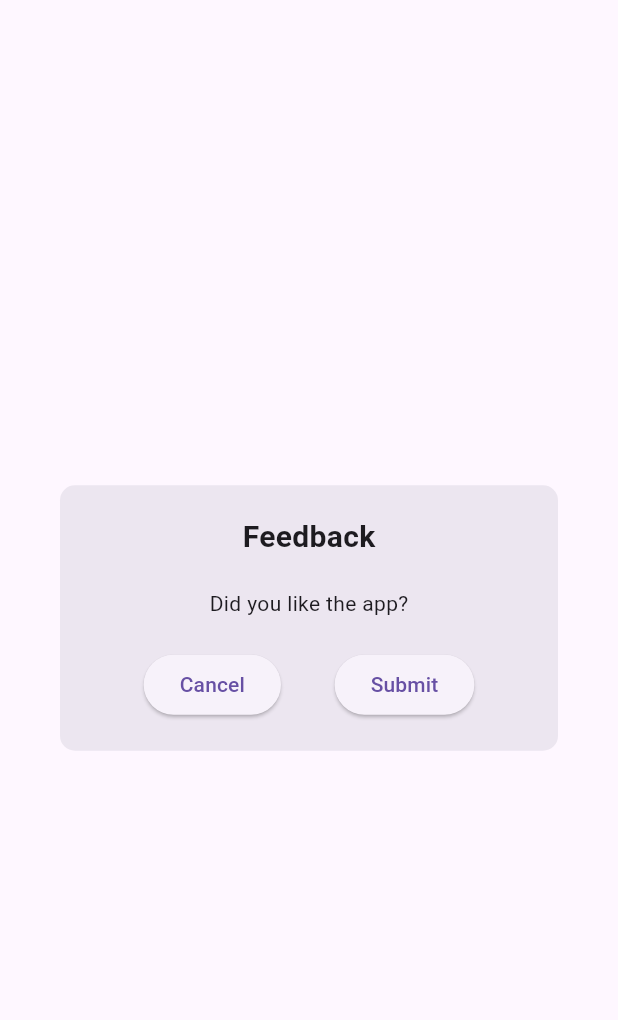
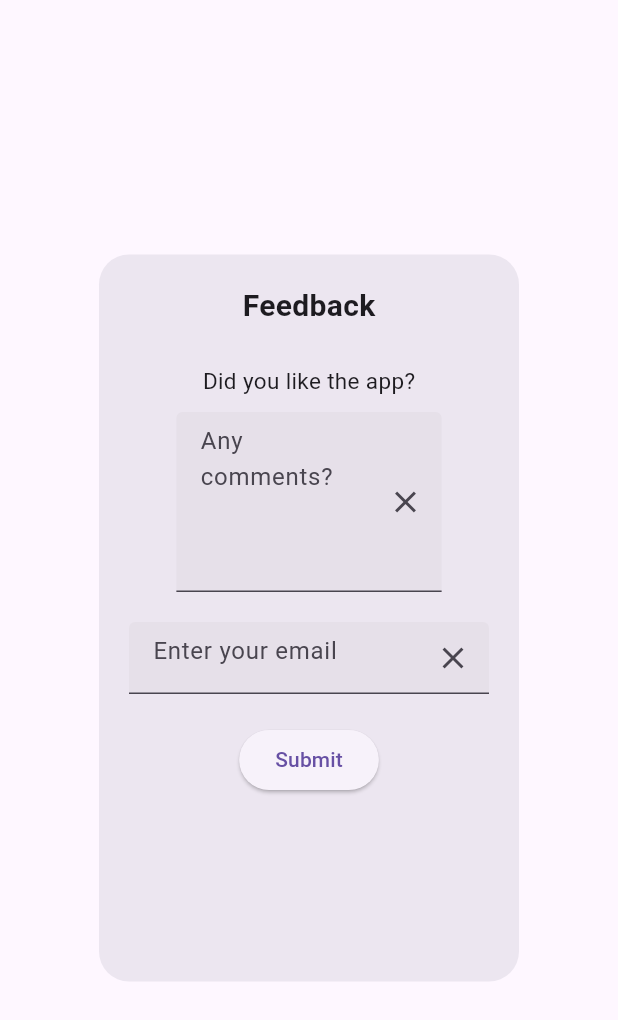
Before and after one commit to MishB1/elevy_web_app, a Flutter app: the FeedbackDialog widget shown alone on an empty page, opened directly, on a phone screen of 412 x 824 dp. Shown: the top 1020 px of the screen. Run offline on Flutter 3.47's test engine with Material 3 defaults, Android fonts, the light colour scheme and no system bars; our stand-ins replace cloud_firestore, firebase_core, responsive_builder; accounts and stored records are empty.

Commit message:
almost done

```diff
--- a/lib/pages/home.dart
+++ b/lib/pages/home.dart
@@ -1,6 +1,7 @@
-import 'package:elevy_web_app/pages/containers/desktopContainer.dart';
+import 'package:elevy_web_app/pages/containers/calculator_container.dart';
 import 'package:elevy_web_app/utils/helpers/colors.dart';
 import 'package:elevy_web_app/utils/helpers/styles.dart';
+import 'package:elevy_web_app/widgets/feedback_dialog.dart';
 import '../widgets/navBar.dart';
 import 'package:flutter/material.dart';
 import '../utils/helpers/constants.dart';
@@ -31,7 +32,7 @@ class _HomepageState extends State<Homepage> {
             child: Column(
               children: [
                 const NavBar(),
-                const DesktopContainer(),
+                const CalculatorContainer(),
                 ElevatedButton(
                   style: borderedButtonStyle,
                   onPressed: () {
@@ -53,53 +54,3 @@ class _HomepageState extends State<Homepage> {
     );
   }
 }
-
-class FeedbackDialog extends StatelessWidget {
-  const FeedbackDialog({super.key});
-
-  @override
-  Widget build(BuildContext context) {
-    return Dialog(
-      // Set your desired dialog properties
-      shape: RoundedRectangleBorder(
-        borderRadius: BorderRadius.circular(10),
-      ),
-      child: SingleChildScrollView(
-        child: Padding(
-          padding: const EdgeInsets.all(20.0),
-          child: Column(
-            children: [
-              const Text(
-                'Feedback',
-                style: TextStyle(fontWeight: FontWeight.bold, fontSize: 20),
-              ),
-              const SizedBox(height: 20),
-              const Text('Did you like the app?'),
-              // Add your input fields and buttons here
-              const SizedBox(height: 20),
-              Row(
-                mainAxisAlignment: MainAxisAlignment.spaceEvenly,
-                children: [
-                  ElevatedButton(
-                    onPressed: () {
-                      Navigator.of(context).pop();
-                    },
-                    child: const Text('Cancel'),
-                  ),
-                  ElevatedButton(
-                    onPressed: () {
-                      // Handle feedback submission
-                      // You can access the entered values and perform actions
-                      Navigator.of(context).pop();
-                    },
-                    child: const Text('Submit'),
-                  ),
-                ],
-              ),
-            ],
-          ),
-        ),
-      ),
-    );
-  }
-}
--- a/lib/utils/helpers/constants.dart
+++ b/lib/utils/helpers/constants.dart
@@ -7,3 +7,4 @@ const String logo = 'assets/images/logo3.png';
 const String mtnLogo = 'assets/images/momo.png';
 const String vodaLogo = 'assets/images/vodaCash.png';
 const String airtelTigoLogo = 'assets/images/airteltigo.png';
+const String successIcon = 'assets/images/success.png';
--- /dev/null
+++ b/lib/widgets/feedback_dialog.dart
@@ -0,0 +1,183 @@
+import 'package:cloud_firestore/cloud_firestore.dart';
+import 'package:elevy_web_app/utils/helpers/constants.dart';
+import 'package:flutter/material.dart';
+
+class FeedbackDialog extends StatefulWidget {
+  const FeedbackDialog({super.key});
+
+  @override
+  _FeedbackDialogState createState() => _FeedbackDialogState();
+}
+
+class _FeedbackDialogState extends State<FeedbackDialog> {
+  final TextEditingController _commentController = TextEditingController();
+  final TextEditingController _emailController = TextEditingController();
+  bool feedbackSubmitted = false;
+  String errorMessage = '';
+
+  @override
+  Widget build(BuildContext context) {
+    return Dialog(
+      // Set your desired dialog properties
+      shape: RoundedRectangleBorder(
+        borderRadius: BorderRadius.circular(20),
+      ),
+      child: SizedBox(
+        width: w! / 2.2,
+        height: h! / 1.7,
+        child: SingleChildScrollView(
+          child: Padding(
+            padding: const EdgeInsets.all(20.0),
+            child: Column(
+              children: [
+                const Text(
+                  'Feedback',
+                  style: TextStyle(fontWeight: FontWeight.bold, fontSize: 20),
+                ),
+                const SizedBox(height: 5),
+                // Add my icon
+                feedbackSubmitted
+                    ? Image.asset(successIcon,
+                        width: 100, height: 100)
+                    : const SizedBox(), // Empty container if not showing icon
+                const SizedBox(height: 20),
+                Text(
+                  feedbackSubmitted
+                      ? 'We appreciate your feedback!'
+                      : 'Did you like the app?',
+                  style: feedbackSubmitted
+                      ? const TextStyle(
+                          fontSize: 30,
+                          color: Colors.green)
+                      : const TextStyle(
+                          fontSize: 15),
+                ),
+                const SizedBox(height: 10),
+                feedbackSubmitted
+                    ? const Text('Have a nice day.', style: TextStyle(fontSize: 20),)
+                    : const SizedBox(), // Empty container if not showing icon
+
+
+
+                feedbackSubmitted
+                    ? Container()
+                    : SizedBox(
+                        width: w! / 2.33,
+                        height: 120,
+                        child: TextField(
+                          controller: _commentController,
+                          maxLines: null,
+                          expands: true,
+                          decoration: InputDecoration(
+                            filled: true,
+                            suffixIcon: IconButton(
+                                onPressed: () {
+                                  _commentController.clear();
+                                },
+                                icon: const Icon(Icons.clear)),
+                            hintText: 'Any comments?',
+                          ),
+                        ),
+                      ),
+                const SizedBox(height: 20),
+                feedbackSubmitted
+                    ? Container()
+                    : TextField(
+                        controller: _emailController,
+                        decoration: InputDecoration(
+                          filled: true,
+                          suffixIcon: IconButton(
+                              onPressed: () {
+                                _emailController.clear();
+                              },
+                              icon: const Icon(Icons.clear)),
+                          hintText: 'Enter your email',
+                        ),
+                      ),
+                if (errorMessage.isNotEmpty)
+                  Padding(
+                    padding: const EdgeInsets.symmetric(vertical: 10),
+                    child: Text(
+                      errorMessage,
+                      style: const TextStyle(
+                        color: Colors.red,
+                        fontSize: 16,
+                      ),
+                    ),
+                  ),
+                const SizedBox(height: 20),
+                Row(
+                  mainAxisAlignment: MainAxisAlignment.spaceEvenly,
+                  children: [
+                    ElevatedButton(
+                      onPressed: () async {
+                        if (!feedbackSubmitted) {
+                          // Check if both comment and email are non-empty
+                          if (_commentController.text.isEmpty ||
+                              _emailController.text.isEmpty) {
+                            setState(() {
+                              errorMessage =
+                                  'Please enter your comment and email';
+                            });
+                            return;
+                          }
+
+                          // If email is not empty, validate its format
+                          if (!_isValidEmail(_emailController.text)) {
+                            setState(() {
+                              errorMessage = 'Please enter a valid email';
+                            });
+                            return;
+                          }
+
+                          // Store feedback in Firestore
+                          try {
+                            await FirebaseFirestore.instance
+                                .collection('feedback')
+                                .add({
+                              'comment': _commentController.text,
+                              'email': _emailController.text,
+                              'timestamp': FieldValue.serverTimestamp(),
+                            });
+
+                            setState(() {
+                              feedbackSubmitted = true;
+                              errorMessage = '';
+                            });
+
+                            // Clear text controllers
+                            _commentController.clear();
+                            _emailController.clear();
+
+                            // ignore: avoid_print
+                            print('Submit button pressed');
+                          } catch (e) {
+                            setState(() {
+                              errorMessage = 'Error submitting feedback: $e';
+                            });
+                            // ignore: avoid_print
+                            print('Error submitting feedback: $e');
+                          }
+                        } else {
+                          Navigator.of(context).pop();
+                        }
+                      },
+                      child: Text(feedbackSubmitted ? 'Close' : 'Submit'),
+                    ),
+                  ],
+                ),
+              ],
+            ),
+          ),
+        ),
+      ),
+    );
+  }
+
+  bool _isValidEmail(String email) {
+    // Simple email validation
+    final emailRegex =
+        RegExp(r'^[a-zA-Z0-9_.+-]+@[a-zA-Z0-9-]+\.[a-zA-Z0-9-.]+$');
+    return emailRegex.hasMatch(email);
+  }
+}
--- a/lib/widgets/navbar.dart
+++ b/lib/widgets/navbar.dart
@@ -44,7 +44,7 @@ class _NavBarState extends State<NavBar> {
             ],
           ),
           SizedBox(
-            height: 50,
+            height: 40,
             child: ElevatedButton(
                 style: borderedButtonStyle,
                 onPressed: () {
@@ -61,7 +61,7 @@ class _NavBarState extends State<NavBar> {
     );
   }
 
-  W navLogo() {
+   navLogo() {
     return Container(
       width: 100,
       decoration:
--- a/pubspec.yaml
+++ b/pubspec.yaml
@@ -18,6 +18,9 @@ dependencies:
 
   cupertino_icons: ^1.0.2
   responsive_builder: ^0.7.0
+  firebase_core: ^2.24.2
+  cloud_firestore: ^4.14.0
+  firebase_auth: ^4.16.0
 
 
 dev_dependencies:
@@ -25,7 +28,7 @@ dev_dependencies:
     sdk: flutter
 
 
-  flutter_lints: ^2.0.0
+  flutter_lints: ^3.0.1
 
 
 flutter:
```
Also changed, not shown: lib/main.dart (+7 -1 lines), lib/pages/containers/calculator_container.dart (renamed from lib/pages/containers/desktopContainer.dart, +4 -4 lines), assets/images/success.png (added), lib/firebase_options.dart (added), public/images/img_icons8trailerunloading96.png (added), pubspec.lock, 8 other files.
